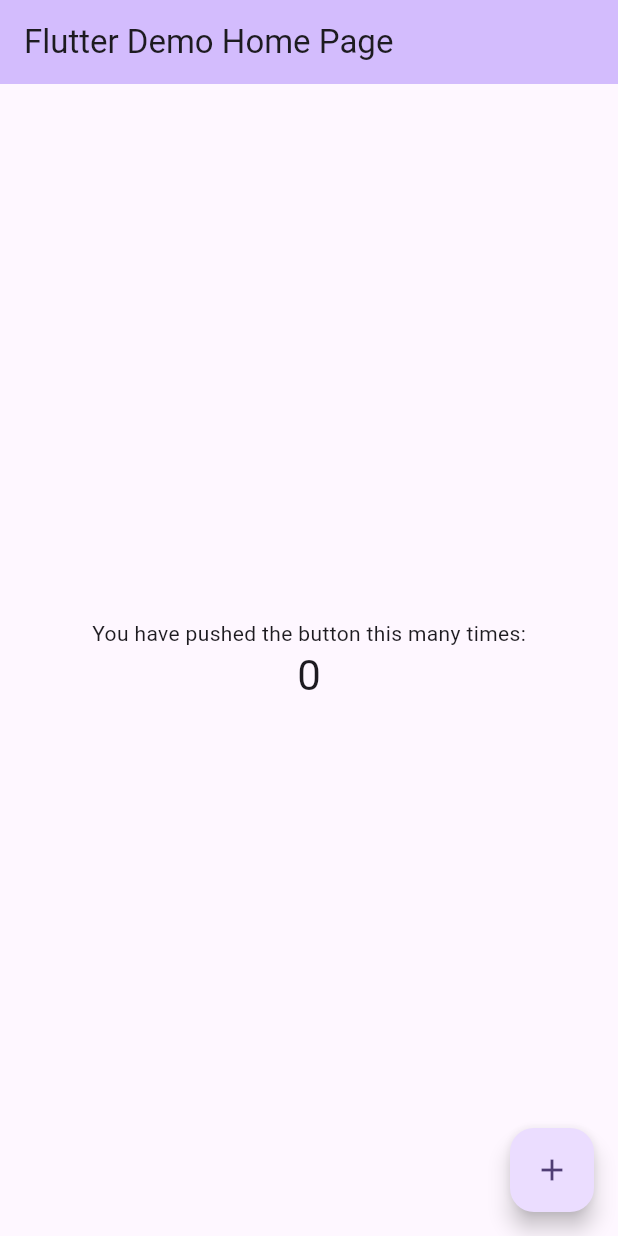
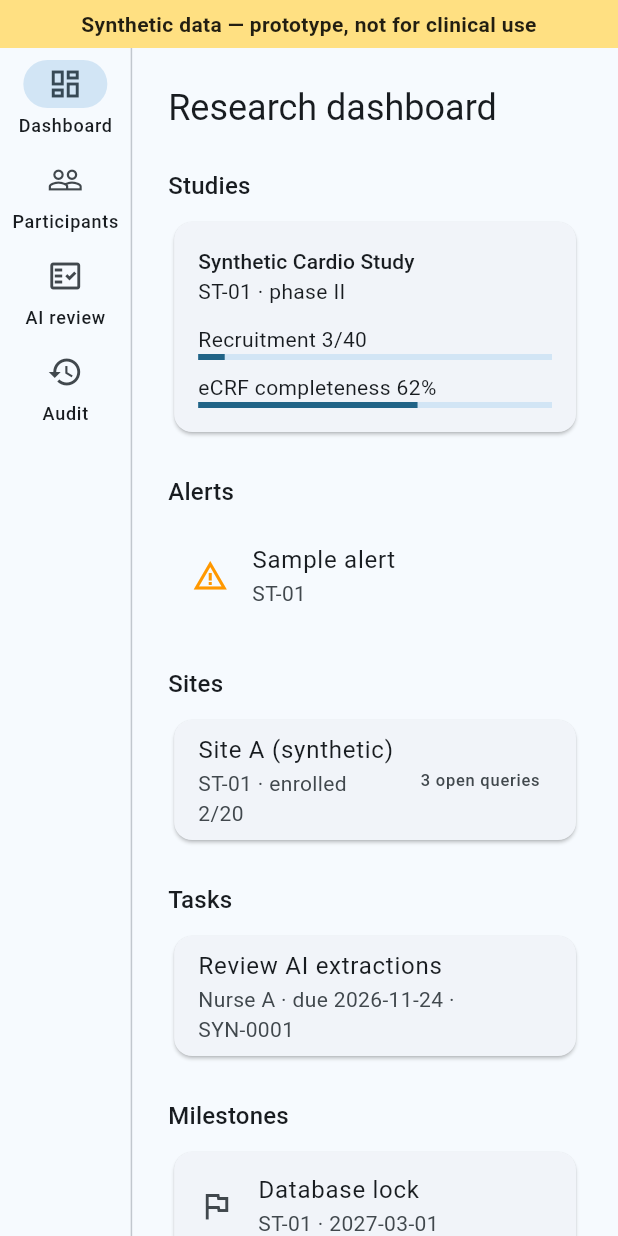
Before and after one commit to Yavmarto/yammic-demo, a Flutter app: the screen it shows after launch, on a phone screen of 412 x 824 dp. Run offline on Flutter 3.47's test engine with Material 3 defaults, Android fonts, the phone set to English and light mode, and no system bars.

Commit message:
Shell, routing, dashboard, participant workspace, review/audit stubs, audit store
Co-Authored-By: Claude Sonnet 5.5 <noreply@anthropic.com>

```diff
--- /dev/null
+++ b/app/lib/features/dashboard/dashboard_screen.dart
@@ -0,0 +1,85 @@
+import 'package:flutter/material.dart';
+import '../../data/app_state.dart';
+
+/// UI-001 study dashboard (thin).
+class DashboardScreen extends StatelessWidget {
+  const DashboardScreen({super.key});
+
+  @override
+  Widget build(BuildContext context) {
+    final d = AppScope.of(context).dashboard;
+    final t = Theme.of(context).textTheme;
+    Widget h(String s) => Padding(
+        padding: const EdgeInsets.only(top: 24, bottom: 8), child: Text(s, style: t.titleMedium));
+    return ListView(padding: const EdgeInsets.all(24), children: [
+      Text('Research dashboard', style: t.headlineSmall),
+      h('Studies'),
+      Wrap(spacing: 16, runSpacing: 16, children: [
+        for (final s in d.studies)
+          SizedBox(
+            width: 340,
+            child: Card(
+              child: Padding(
+                padding: const EdgeInsets.all(16),
+                child: Column(crossAxisAlignment: CrossAxisAlignment.start, children: [
+                  Text(s.title, style: t.titleSmall),
+                  Text('${s.id} · phase ${s.phase}'),
+                  const SizedBox(height: 12),
+                  Text('Recruitment ${s.enrolled}/${s.target}'),
+                  LinearProgressIndicator(value: s.target == 0 ? 0 : s.enrolled / s.target),
+                  const SizedBox(height: 8),
+                  Text('eCRF completeness ${(s.completeness * 100).round()}%'),
+                  LinearProgressIndicator(value: s.completeness),
+                ]),
+              ),
+            ),
+          ),
+      ]),
+      h('Alerts'),
+      for (final a in d.alerts)
+        ListTile(
+          leading: Icon(
+            a.severity == 'critical' ? Icons.error : a.severity == 'warning' ? Icons.warning_amber : Icons.info_outline,
+            color: a.severity == 'critical' ? Colors.red : a.severity == 'warning' ? Colors.orange : null,
+          ),
+          title: Text(a.message),
+          subtitle: Text(a.studyId),
+        ),
+      h('Sites'),
+      Card(
+        child: Column(children: [
+          for (final s in d.sites)
+            ListTile(
+              title: Text(s.name),
+              subtitle: Text('${s.studyId} · enrolled ${s.enrolled}/${s.target}'),
+              trailing: Text('${s.openQueries} open queries'),
+            ),
+        ]),
+      ),
+      h('Tasks'),
+      Card(
+        child: Column(children: [
+          for (final k in d.tasks)
+            ListTile(
+              title: Text(k.title),
+              subtitle: Text('${k.assignee} · due ${k.due}${k.participantId == null ? '' : ' · ${k.participantId}'}'),
+              onTap: k.participantId == null
+                  ? null
+                  : () => Navigator.of(context).pushNamed('/participant/${k.participantId}'),
+            ),
+        ]),
+      ),
+      h('Milestones'),
+      Card(
+        child: Column(children: [
+          for (final m in d.milestones)
+            ListTile(
+              leading: Icon(m.done ? Icons.check_circle : Icons.flag_outlined),
+              title: Text(m.name),
+              subtitle: Text('${m.studyId} · ${m.date}'),
+            ),
+        ]),
+      ),
+    ]);
+  }
+}
--- a/app/lib/main.dart
+++ b/app/lib/main.dart
@@ -1,122 +1,68 @@
 import 'package:flutter/material.dart';
+import 'data/app_state.dart';
+import 'features/audit/audit_screen.dart';
+import 'features/dashboard/dashboard_screen.dart';
+import 'features/participant/participant_screen.dart';
+import 'features/review/review_screen.dart';
+import 'shell/shell.dart';
 
-void main() {
-  runApp(const MyApp());
+void main() => runApp(const DemoApp());
+
+class DemoApp extends StatefulWidget {
+  const DemoApp({super.key});
+  @override
+  State<DemoApp> createState() => _DemoAppState();
 }
 
-class MyApp extends StatelessWidget {
-  const MyApp({super.key});
+class _DemoAppState extends State<DemoApp> {
+  final state = AppState();
+  late final Future<void> loaded = state.load();
 
-  // This widget is the root of your application.
-  @override
-  Widget build(BuildContext context) {
-    return MaterialApp(
-      title: 'Flutter Demo',
-      theme: ThemeData(
-        // This is the theme of your application.
-        //
-        // TRY THIS: Try running your application with "flutter run". You'll see
-        // the application has a purple toolbar. Then, without quitting the app,
-        // try changing the seedColor in the colorScheme below to Colors.green
-        // and then invoke "hot reload" (save your changes or press the "hot
-        // reload" button in a Flutter-supported IDE, or press "r" if you used
-        // the command line to start the app).
-        //
-        // Notice that the counter didn't reset back to zero; the application
-        // state is not lost during the reload. To reset the state, use hot
-        // restart instead.
-        //
-        // This works for code too, not just values: Most code changes can be
-        // tested with just a hot reload.
-        colorScheme: .fromSeed(seedColor: Colors.deepPurple),
-      ),
-      home: const MyHomePage(title: 'Flutter Demo Home Page'),
+  Route<dynamic> _route(RouteSettings s) {
+    final name = s.name ?? '/';
+    Widget page;
+    int tab = 0;
+    if (name.startsWith('/participant/')) {
+      page = ParticipantScreen(id: name.substring('/participant/'.length));
+      tab = 1;
+    } else {
+      switch (name) {
+        case '/participants':
+          page = const ParticipantListScreen();
+          tab = 1;
+        case '/review':
+          page = ReviewScreen(participantId: s.arguments as String?);
+          tab = 2;
+        case '/audit':
+          page = const AuditScreen();
+          tab = 3;
+        default:
+          page = const DashboardScreen();
+      }
+    }
+    return PageRouteBuilder(
+      settings: s,
+      pageBuilder: (_, _, _) => Shell(selected: tab, child: page),
+      transitionDuration: Duration.zero,
     );
-  }
-}
-
-class MyHomePage extends StatefulWidget {
-  const MyHomePage({super.key, required this.title});
-
-  // This widget is the home page of your application. It is stateful, meaning
-  // that it has a State object (defined below) that contains fields that affect
-  // how it looks.
-
-  // This class is the configuration for the state. It holds the values (in this
-  // case the title) provided by the parent (in this case the App widget) and
-  // used by the build method of the State. Fields in a Widget subclass are
-  // always marked "final".
-
-  final String title;
-
-  @override
-  State<MyHomePage> createState() => _MyHomePageState();
-}
-
-class _MyHomePageState extends State<MyHomePage> {
-  int _counter = 0;
-
-  void _incrementCounter() {
-    setState(() {
-      // This call to setState tells the Flutter framework that something has
-      // changed in this State, which causes it to rerun the build method below
-      // so that the display can reflect the updated values. If we changed
-      // _counter without calling setState(), then the build method would not be
-      // called again, and so nothing would appear to happen.
-      _counter++;
-    });
   }
 
   @override
-  Widget build(BuildContext context) {
-    // This method is rerun every time setState is called, for instance as done
-    // by the _incrementCounter method above.
-    //
-    // The Flutter framework has been optimized to make rerunning build methods
-    // fast, so that you can just rebuild anything that needs updating rather
-    // than having to individually change instances of widgets.
-    return Scaffold(
-      appBar: AppBar(
-        // TRY THIS: Try changing the color here to a specific color (to
-        // Colors.amber, perhaps?) and trigger a hot reload to see the AppBar
-        // change color while the other colors stay the same.
-        backgroundColor: Theme.of(context).colorScheme.inversePrimary,
-        // Here we take the value from the MyHomePage object that was created by
-        // the App.build method, and use it to set our appbar title.
-        title: Text(widget.title),
-      ),
-      body: Center(
-        // Center is a layout widget. It takes a single child and positions it
-        // in the middle of the parent.
-        child: Column(
-          // Column is also a layout widget. It takes a list of children and
-          // arranges them vertically. By default, it sizes itself to fit its
-          // children horizontally, and tries to be as tall as its parent.
-          //
-          // Column has various properties to control how it sizes itself and
-          // how it positions its children. Here we use mainAxisAlignment to
-          // center the children vertically; the main axis here is the vertical
-          // axis because Columns are vertical (the cross axis would be
-          // horizontal).
-          //
-          // TRY THIS: Invoke "debug painting" (choose the "Toggle Debug Paint"
-          // action in the IDE, or press "p" in the console), to see the
-          // wireframe for each widget.
-          mainAxisAlignment: .center,
-          children: [
-            const Text('You have pushed the button this many times:'),
-            Text(
-              '$_counter',
-              style: Theme.of(context).textTheme.headlineMedium,
-            ),
-          ],
+  Widget build(BuildContext context) => AppScope(
+        state: state,
+        child: MaterialApp(
+          title: 'Yammic demo',
+          debugShowCheckedModeBanner: false,
+          theme: ThemeData(colorSchemeSeed: const Color(0xFF0B6E99), useMaterial3: true),
+          builder: (context, child) => FutureBuilder<void>(
+            future: loaded,
+            builder: (_, snap) => snap.connectionState != ConnectionState.done
+                ? const Scaffold(body: Center(child: CircularProgressIndicator()))
+                : snap.hasError
+                    ? Scaffold(body: Center(child: Text('Data load failed: ${snap.error}')))
+                    : child!,
+          ),
+          onGenerateRoute: _route,
         ),
-      ),
-      floatingActionButton: FloatingActionButton(
-        onPressed: _incrementCounter,
-        tooltip: 'Increment',
-        child: const Icon(Icons.add),
-      ),
-    );
-  }
+      );
 }
--- /dev/null
+++ b/app/lib/shell/shell.dart
@@ -0,0 +1,51 @@
+import 'package:flutter/material.dart';
+
+const syntheticBanner = 'Synthetic data — prototype, not for clinical use';
+const _tabs = [
+  ('/', Icons.dashboard_outlined, 'Dashboard'),
+  ('/participants', Icons.people_outline, 'Participants'),
+  ('/review', Icons.fact_check_outlined, 'AI review'),
+  ('/audit', Icons.history, 'Audit'),
+];
+
+/// Wraps every screen: synthetic-data banner + navigation rail.
+class Shell extends StatelessWidget {
+  final int selected;
+  final Widget child;
+  const Shell({super.key, required this.selected, required this.child});
+
+  @override
+  Widget build(BuildContext context) => Scaffold(
+        body: Column(children: [
+          Material(
+            color: Colors.amber.shade200,
+            child: SizedBox(
+              width: double.infinity,
+              child: Padding(
+                padding: const EdgeInsets.symmetric(vertical: 6),
+                child: Text(syntheticBanner,
+                    textAlign: TextAlign.center,
+                    style: const TextStyle(fontWeight: FontWeight.w600, color: Colors.black87)),
+              ),
+            ),
+          ),
+          Expanded(
+            child: Row(children: [
+              NavigationRail(
+                selectedIndex: selected,
+                labelType: NavigationRailLabelType.all,
+                onDestinationSelected: (i) {
+                  if (i != selected) Navigator.of(context).pushReplacementNamed(_tabs[i].$1);
+                },
+                destinations: [
+                  for (final t in _tabs)
+                    NavigationRailDestination(icon: Icon(t.$2), label: Text(t.$3)),
+                ],
+              ),
+              const VerticalDivider(width: 1),
+              Expanded(child: child),
+            ]),
+          ),
+        ]),
+      );
+}
```
Also changed, not shown: app/lib/features/audit/audit_screen.dart (added, +9 -0 lines), app/lib/features/participant/participant_screen.dart (added, +112 -0 lines), app/lib/features/review/review_screen.dart (added, +10 -0 lines), app/pubspec.lock, 2 other files.
